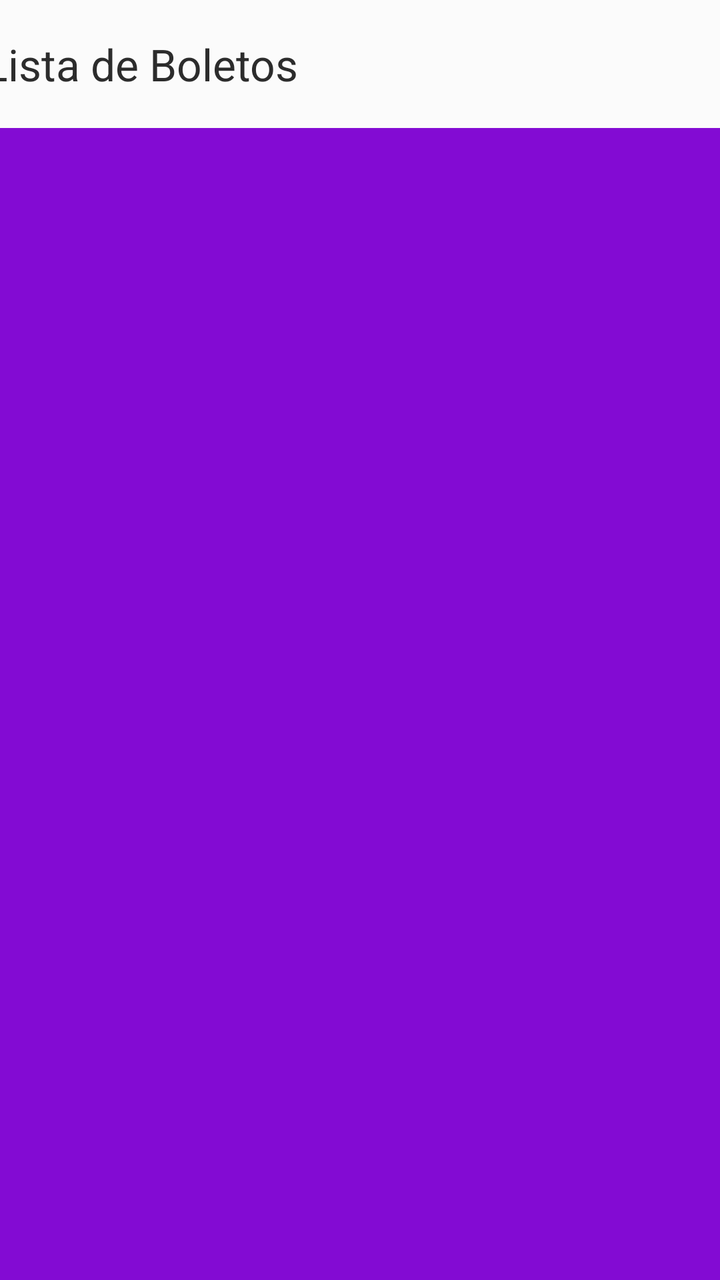
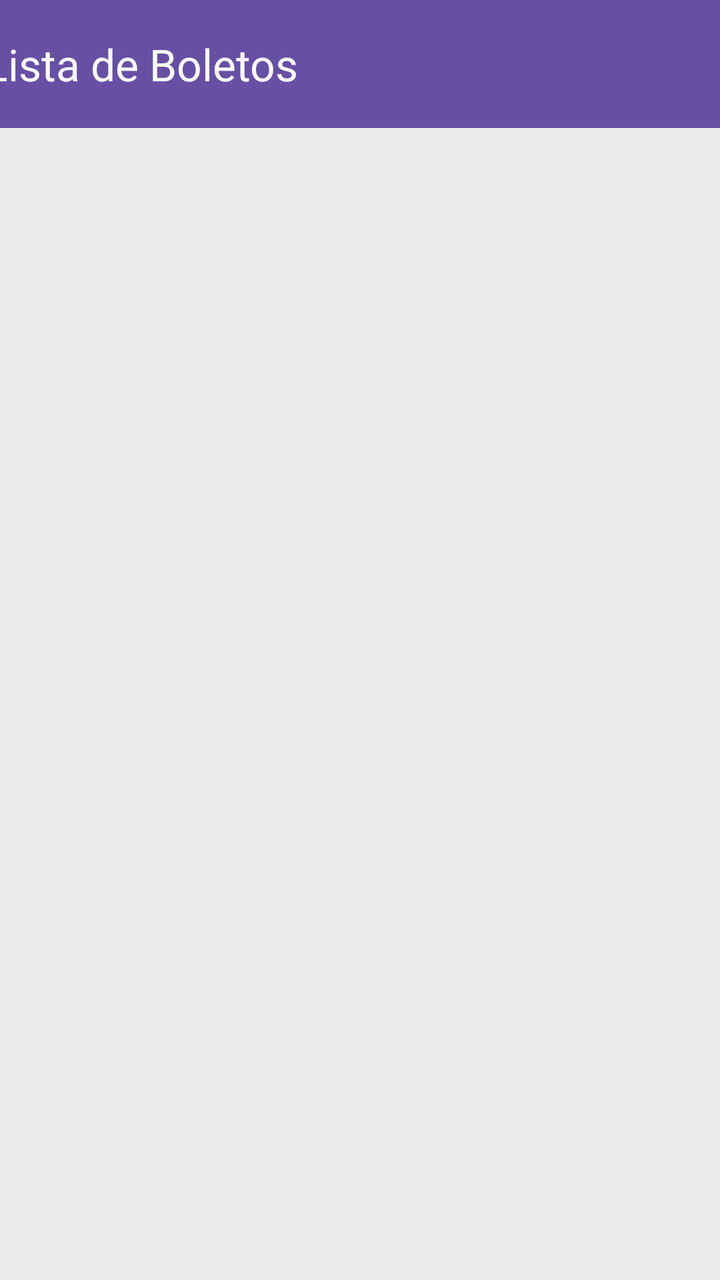

Before-and-after screenshots of an Android layout around one commit, followed by the original layout XML and the change that was made.
<!-- AndroidManifest.xml: application theme Theme.ProjetoApp -->
<!-- res/layout/activity_boleto.xml -->
<?xml version="1.0" encoding="utf-8"?>
<androidx.constraintlayout.widget.ConstraintLayout xmlns:android="http://schemas.android.com/apk/res/android"
    xmlns:app="http://schemas.android.com/apk/res-auto"
    xmlns:tools="http://schemas.android.com/tools"
    android:id="@+id/main"
    android:layout_width="match_parent"
    android:layout_height="match_parent"
    android:background="#830BD3"
    android:textAlignment="center"
    tools:context=".BoletoActivity">

    <androidx.appcompat.widget.Toolbar
        android:id="@+id/toolbarBoleto"
        android:layout_width="409dp"
        android:layout_height="wrap_content"
        android:background="#FBFBFB"
        android:minHeight="?attr/actionBarSize"
        android:textAlignment="center"
        android:theme="?attr/actionBarTheme"
        app:layout_constraintEnd_toEndOf="parent"
        app:layout_constraintHorizontal_bias="0.5"
        app:layout_constraintStart_toStartOf="parent"
        app:layout_constraintTop_toTopOf="parent"

        app:subtitleTextColor="#F2F2F2"
        app:title="Lista de Boletos"
        app:titleTextColor="#2C2C2C" />

    <androidx.recyclerview.widget.RecyclerView
        android:id="@+id/RecycleVBiewBoleto"
        android:layout_width="409dp"
        android:layout_height="665dp"
        app:layout_constraintBottom_toBottomOf="parent"
        app:layout_constraintEnd_toEndOf="parent"
        app:layout_constraintStart_toStartOf="parent"
        app:layout_constraintTop_toBottomOf="@+id/toolbarBoleto"
        app:layout_constraintVertical_bias="0.0"
        app:subtitleTextColor="@color/white" />
</androidx.constraintlayout.widget.ConstraintLayout>
<!-- resources referenced by this layout -->
<resources>
  <color name="white">#FFFFFFFF</color>
  <style name="Theme.ProjetoApp" parent="Base.Theme.ProjetoApp" />
  <style name="Base.Theme.ProjetoApp" parent="Theme.Material3.DayNight.NoActionBar">
          
          
      </style>
</resources>

<!-- the commit's change to res/layout/activity_boleto.xml (unified diff, before → after) -->
@@ -13,7 +13,7 @@
         android:id="@+id/toolbarBoleto"
         android:layout_width="409dp"
         android:layout_height="wrap_content"
-        android:background="#FBFBFB"
+        android:background="?attr/colorPrimary"
         android:minHeight="?attr/actionBarSize"
         android:textAlignment="center"
         android:theme="?attr/actionBarTheme"
@@ -21,15 +21,16 @@
         app:layout_constraintHorizontal_bias="0.5"
         app:layout_constraintStart_toStartOf="parent"
         app:layout_constraintTop_toTopOf="parent"
-
         app:subtitleTextColor="#F2F2F2"
+        app:theme="@style/ThemeOverlay.AppCompat.Dark.ActionBar"
         app:title="Lista de Boletos"
-        app:titleTextColor="#2C2C2C" />
+        app:titleTextColor="#FAFAFA" />/>
 
     <androidx.recyclerview.widget.RecyclerView
         android:id="@+id/RecycleVBiewBoleto"
         android:layout_width="409dp"
         android:layout_height="665dp"
+        android:background="#EBEBEB"
         app:layout_constraintBottom_toBottomOf="parent"
         app:layout_constraintEnd_toEndOf="parent"
         app:layout_constraintStart_toStartOf="parent"
